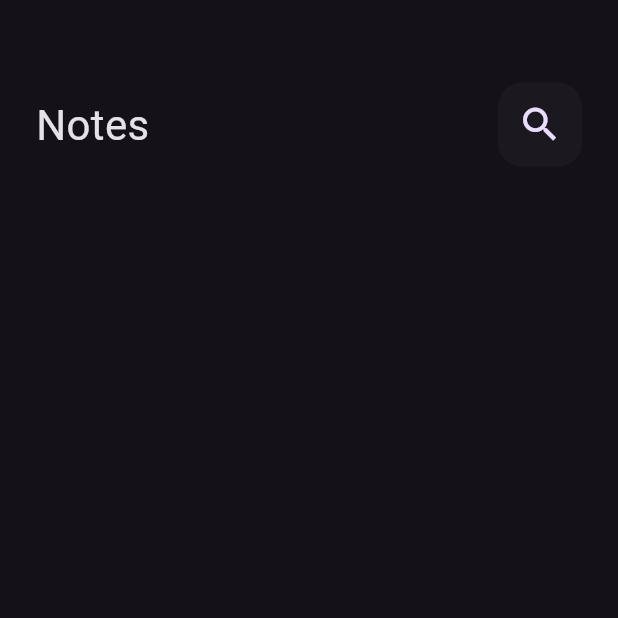
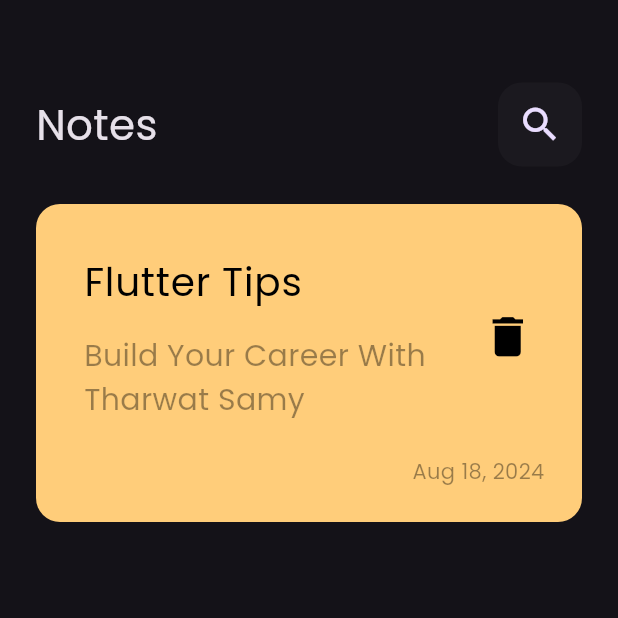
Before and after one commit to Kubbany/notes_app, a Flutter app: the screen it shows after launch, on a phone screen of 412 x 824 dp, the top half of it. Run offline on Flutter 3.47's test engine with Material 3 defaults, Android fonts, the phone set to English and light mode, and no system bars.

Commit message:
create note card

```diff
--- a/lib/main.dart
+++ b/lib/main.dart
@@ -11,7 +11,10 @@ class NotesApp extends StatelessWidget {
   @override
   Widget build(BuildContext context) {
     return MaterialApp(
-      theme: ThemeData.dark(),
+      theme: ThemeData(
+        brightness: Brightness.dark,
+        fontFamily: "Poppins",
+      ),
       debugShowCheckedModeBanner: false,
       initialRoute: NotesView.id,
       routes: {
--- a/lib/widgets/custom_app_bar.dart
+++ b/lib/widgets/custom_app_bar.dart
@@ -5,7 +5,11 @@ class CustomAppBar extends StatelessWidget {
 
   @override
   Widget build(BuildContext context) {
-    return Row(
+    return Padding(
+      padding: const EdgeInsets.only(
+        top: 55,
+      ),
+      child: Row(
         mainAxisAlignment: MainAxisAlignment.spaceBetween,
         children: [
           const Text(
@@ -24,6 +28,7 @@ class CustomAppBar extends StatelessWidget {
             ),
           ),
         ],
+      ),
     );
   }
 }
--- /dev/null
+++ b/lib/widgets/note_card.dart
@@ -0,0 +1,71 @@
+import 'package:flutter/material.dart';
+
+class NoteCard extends StatelessWidget {
+  const NoteCard({super.key});
+
+  @override
+  Widget build(BuildContext context) {
+    return Padding(
+      padding: const EdgeInsets.only(
+        top: 25,
+      ),
+      child: Container(
+        padding: const EdgeInsets.only(
+          left: 16,
+          top: 24,
+          bottom: 24,
+        ),
+        decoration: BoxDecoration(
+          color: const Color(0xffffcd7a),
+          borderRadius: BorderRadius.circular(16),
+        ),
+        child: Column(
+          crossAxisAlignment: CrossAxisAlignment.end,
+          children: [
+            ListTile(
+              title: const Text(
+                "Flutter Tips",
+                style: TextStyle(
+                  color: Colors.black,
+                  fontSize: 26,
+                ),
+              ),
+              subtitle: Padding(
+                padding: const EdgeInsets.only(
+                  top: 16,
+                ),
+                child: Text(
+                  "Build Your Career With Tharwat Samy",
+                  style: TextStyle(
+                    color: Colors.black.withOpacity(0.4),
+                    fontSize: 20,
+                  ),
+                ),
+              ),
+              trailing: IconButton(
+                onPressed: () {},
+                icon: const Icon(
+                  Icons.delete,
+                  color: Colors.black,
+                  size: 35,
+                ),
+              ),
+            ),
+            Padding(
+              padding: const EdgeInsets.only(
+                right: 25,
+                top: 15,
+              ),
+              child: Text(
+                "Aug 18, 2024",
+                style: TextStyle(
+                  color: Colors.black.withOpacity(0.4),
+                ),
+              ),
+            ),
+          ],
+        ),
+      ),
+    );
+  }
+}
--- a/lib/widgets/notes_view_body.dart
+++ b/lib/widgets/notes_view_body.dart
@@ -1,5 +1,6 @@
 import 'package:flutter/material.dart';
 import 'package:notes_app/widgets/custom_app_bar.dart';
+import 'package:notes_app/widgets/note_card.dart';
 
 class NotesViewBody extends StatelessWidget {
   const NotesViewBody({super.key});
@@ -8,15 +9,12 @@ class NotesViewBody extends StatelessWidget {
   Widget build(BuildContext context) {
     return const Padding(
       padding: EdgeInsets.symmetric(
-        vertical: 25,
         horizontal: 24,
       ),
       child: Column(
         children: [
-          SizedBox(
-            height: 30,
-          ),
           CustomAppBar(),
+          NoteCard(),
         ],
       ),
     );
```
Also changed, not shown: pubspec.yaml (+4 -4 lines), assets/fonts/Poppins-Regular.ttf (added). Lines whose indentation alone changed are shown as unchanged.
